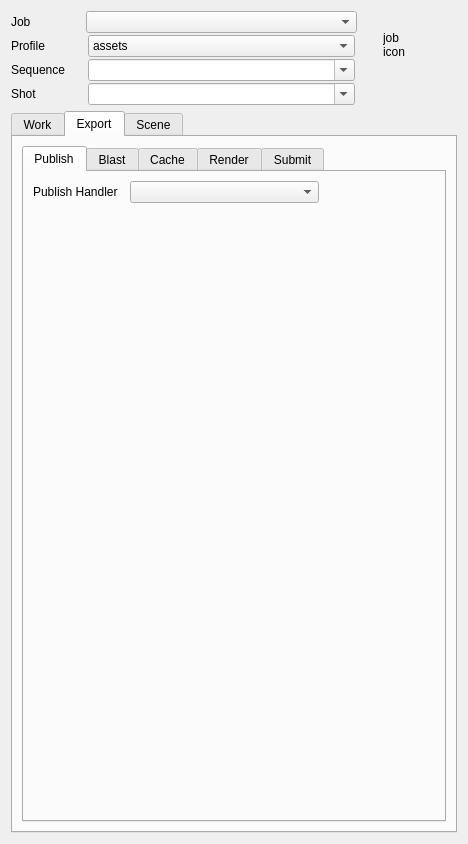
CBSDigital/pini-dev, file python/pini/tools/helper/pini_helper.ui: the form before one commit.
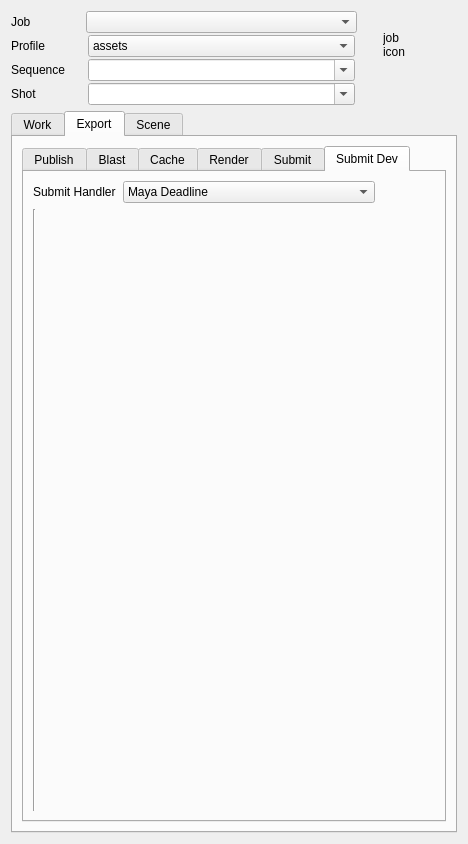
The form after the commit. The open tabs and pages were chosen to show the change. Icons and pictures are not drawn. Custom widgets are drawn as their Qt base class.

```diff
--- a/python/pini/tools/helper/pini_helper.ui
+++ b/python/pini/tools/helper/pini_helper.ui
@@ -1343,6 +1343,127 @@
            </item>
           </layout>
          </widget>
+         <widget class="QWidget" name="ESubmitDevTab">
+          <attribute name="title">
+           <string>Submit Dev</string>
+          </attribute>
+          <layout class="QGridLayout" name="gridLayout_7">
+           <item row="0" column="0">
+            <layout class="QVBoxLayout" name="ESubmitDevTabLyt" stretch="0,0,1">
+             <item>
+              <layout class="QHBoxLayout" name="ESubmitHandlerLyt">
+               <property name="spacing">
+                <number>0</number>
+               </property>
+               <item>
+                <widget class="QLabel" name="label_13">
+                 <property name="minimumSize">
+                  <size>
+                   <width>0</width>
+                   <height>0</height>
+                  </size>
+                 </property>
+                 <property name="maximumSize">
+                  <size>
+                   <width>16777215</width>
+                   <height>16777215</height>
+                  </size>
+                 </property>
+                 <property name="text">
+                  <string>Submit Handler  </string>
+                 </property>
+                </widget>
+               </item>
+               <item>
+                <widget class="CComboBox" name="ESubmitHandler">
+                 <property name="sizePolicy">
+                  <sizepolicy hsizetype="MinimumExpanding" vsizetype="Fixed">
+                   <horstretch>0</horstretch>
+                   <verstretch>0</verstretch>
+                  </sizepolicy>
+                 </property>
+                 <property name="maximumSize">
+                  <size>
+                   <width>16777215</width>
+                   <height>16777215</height>
+                  </size>
+                 </property>
+                 <property name="editable">
+                  <bool>false</bool>
+                 </property>
+                 <item>
+                  <property name="text">
+                   <string>Maya Deadline</string>
+                  </property>
+                 </item>
+                 <item>
+                  <property name="text">
+                   <string>Maya Viewport</string>
+                  </property>
+                 </item>
+                </widget>
+               </item>
+               <item>
+                <spacer name="horizontalSpacer_7">
+                 <property name="orientation">
+                  <enum>Qt::Vertical</enum>
+                 </property>
+                 <property name="sizeType">
+                  <enum>QSizePolicy::Fixed</enum>
+                 </property>
+                 <property name="sizeHint" stdset="0">
+                  <size>
+                   <width>40</width>
+                   <height>20</height>
+                  </size>
+                 </property>
+                </spacer>
+               </item>
+               <item>
+                <widget class="QPushButton" name="ESubmitHandlerIcon">
+                 <property name="maximumSize">
+                  <size>
+                   <width>20</width>
+                   <height>20</height>
+                  </size>
+                 </property>
+                 <property name="toolTip">
+                  <string>Displays icon for current submit handler</string>
+                 </property>
+                 <property name="text">
+                  <string/>
+                 </property>
+                 <property name="icon">
+                  <iconset>
+                   <normaloff>../../../../../pini-icons/icons/android_12l/icon.0008.png</normaloff>../../../../../pini-icons/icons/android_12l/icon.0008.png</iconset>
+                 </property>
+                 <property name="iconSize">
+                  <size>
+                   <width>20</width>
+                   <height>20</height>
+                  </size>
+                 </property>
+                 <property name="flat">
+                  <bool>true</bool>
+                 </property>
+                </widget>
+               </item>
+              </layout>
+             </item>
+             <item>
+              <widget class="Line" name="line_3">
+               <property name="orientation">
+                <enum>Qt::Vertical</enum>
+               </property>
+              </widget>
+             </item>
+             <item>
+              <layout class="QVBoxLayout" name="ESubmitLyt"/>
+             </item>
+            </layout>
+           </item>
+          </layout>
+         </widget>
         </widget>
        </item>
       </layout>
```
Left out of the diff: 2 changed lines with no effect on the pictures.
